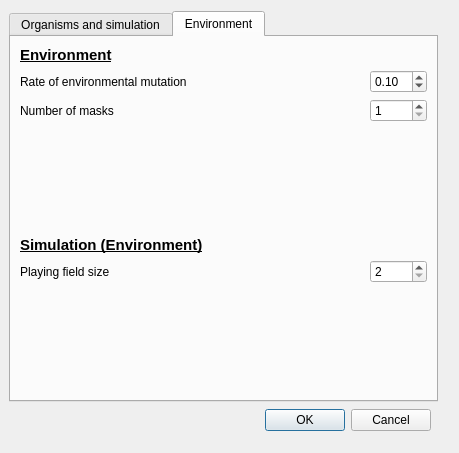
Old version of the form settings.ui in the repository palaeoware/trevosim.
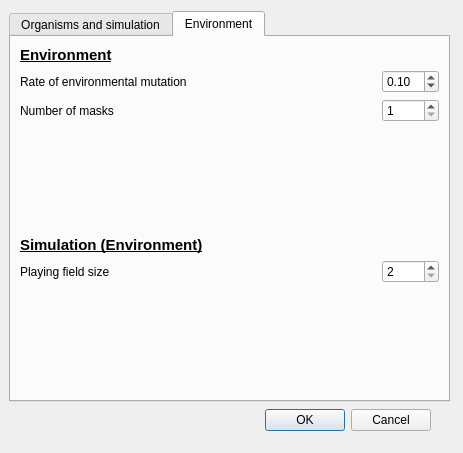
New version of the form. The open tabs and pages were chosen to show the change.

```diff
--- a/settings.ui
+++ b/settings.ui
@@ -6,7 +6,7 @@
    <rect>
     <x>0</x>
     <y>0</y>
-    <width>459</width>
+    <width>463</width>
     <height>453</height>
    </rect>
   </property>
@@ -34,7 +34,7 @@
     <rect>
      <x>9</x>
      <y>11</y>
-     <width>429</width>
+     <width>441</width>
      <height>391</height>
     </rect>
    </property>
```
Left out of the diff: 2 changed lines with no effect on the pictures.
